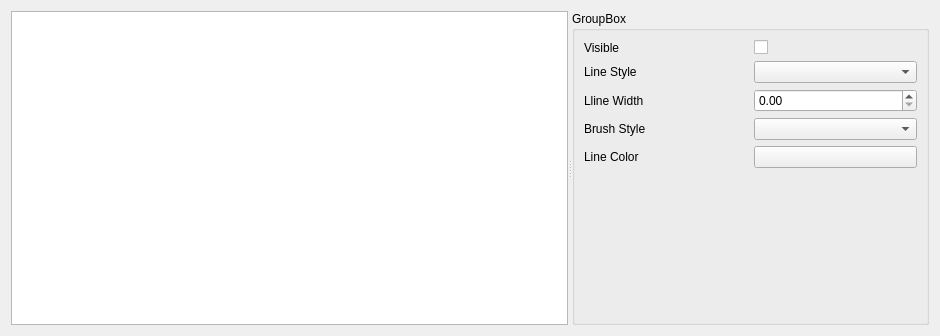
This is itom1DQwtPlot/widgetCurveProperties.ui in itom-project/designerPlugins as Qt 5 draws it before an edit. The edited form follows.
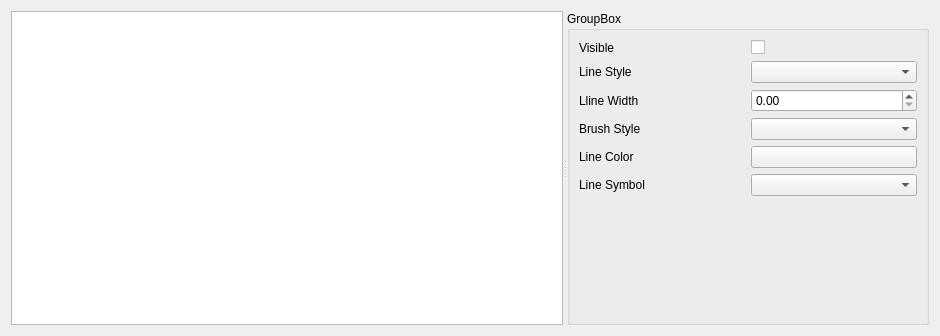
This is the edited form. Custom widgets are drawn as their Qt base class.

Commit message: lineSymbol added to dialog

```diff
--- a/itom1DQwtPlot/widgetCurveProperties.ui
+++ b/itom1DQwtPlot/widgetCurveProperties.ui
@@ -49,11 +49,25 @@
        <item row="3" column="3">
         <widget class="QComboBox" name="comboBoxBrushStyle"/>
        </item>
-       <item row="4" column="3">
-        <widget class="ColorPickerButton" name="ColorPickerButtonLineStyle"/>
+       <item row="4" column="2">
+        <widget class="QLabel" name="label_5">
+         <property name="text">
+          <string>Line Color</string>
+         </property>
+        </widget>
        </item>
-       <item row="2" column="3">
-        <widget class="QDoubleSpinBox" name="doubleSpinBoxLineWidth"/>
+       <item row="6" column="2">
+        <spacer name="verticalSpacer">
+         <property name="orientation">
+          <enum>Qt::Vertical</enum>
+         </property>
+         <property name="sizeHint" stdset="0">
+          <size>
+           <width>20</width>
+           <height>40</height>
+          </size>
+         </property>
+        </spacer>
        </item>
        <item row="2" column="2">
         <widget class="QLabel" name="label_2">
@@ -76,26 +90,22 @@
          </property>
         </widget>
        </item>
+       <item row="2" column="3">
+        <widget class="QDoubleSpinBox" name="doubleSpinBoxLineWidth"/>
+       </item>
        <item row="5" column="2">
-        <spacer name="verticalSpacer">
-         <property name="orientation">
-          <enum>Qt::Vertical</enum>
-         </property>
-         <property name="sizeHint" stdset="0">
-          <size>
-           <width>20</width>
-           <height>40</height>
-          </size>
-         </property>
-        </spacer>
-       </item>
-       <item row="4" column="2">
-        <widget class="QLabel" name="label_5">
+        <widget class="QLabel" name="label_6">
          <property name="text">
-          <string>Line Color</string>
+          <string>Line Symbol</string>
          </property>
         </widget>
        </item>
+       <item row="5" column="3">
+        <widget class="QComboBox" name="comboBoxLineSymbol"/>
+       </item>
+       <item row="4" column="3">
+        <widget class="ColorPickerButton" name="ColorPickerButtonLineStyle"/>
+       </item>
       </layout>
      </widget>
     </widget>
```
The commit also changes 2 other files.
